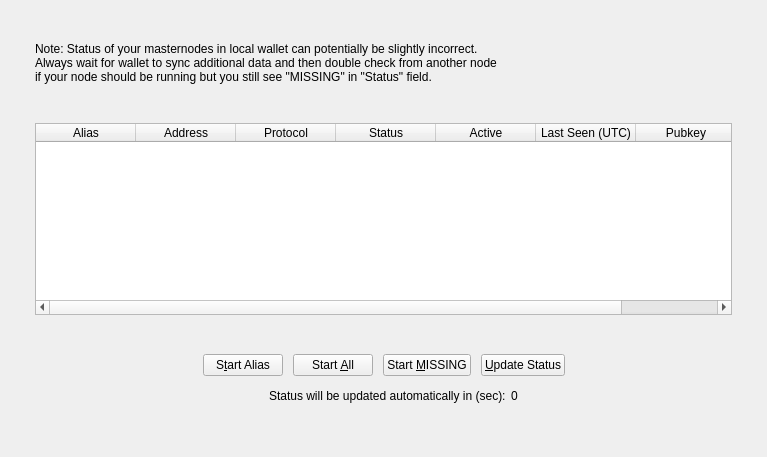
First picture: the form in src/qt/forms/masternodelist.ui, repository MotoAcidic/bdcash-protocol, before the edit.
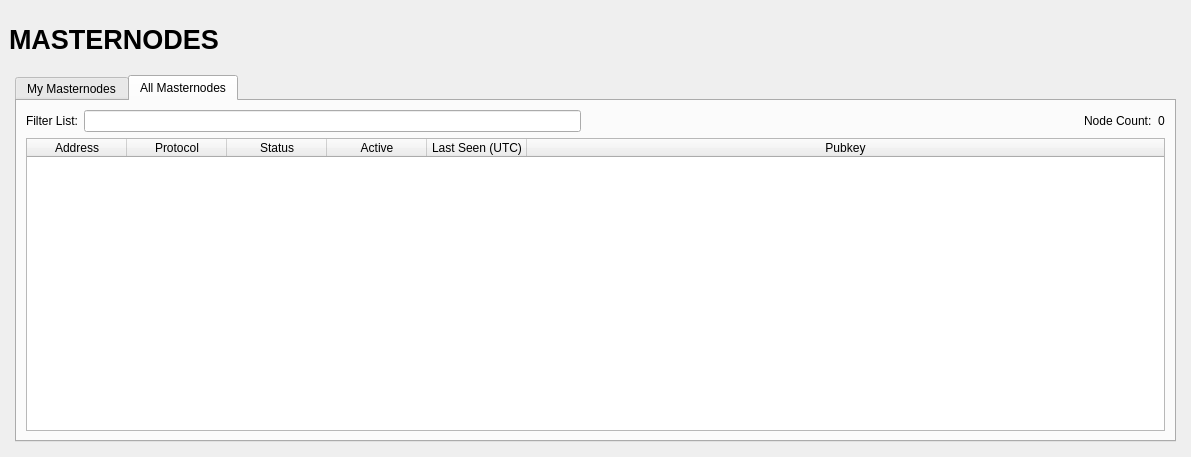
Second picture: the form after the edit. The open tabs and pages were chosen to show the change.

```diff
--- a/src/qt/forms/masternodelist.ui
+++ b/src/qt/forms/masternodelist.ui
@@ -6,34 +6,136 @@
    <rect>
     <x>0</x>
     <y>0</y>
-    <width>767</width>
+    <width>1191</width>
     <height>457</height>
    </rect>
   </property>
   <property name="windowTitle">
    <string>Form</string>
   </property>
-  <layout class="QVBoxLayout" name="topLayout">
+  <layout class="QVBoxLayout" name="topLayout" stretch="0">
+   <property name="leftMargin">
+    <number>9</number>
+   </property>
+   <property name="topMargin">
+    <number>9</number>
+   </property>
+   <property name="rightMargin">
+    <number>9</number>
+   </property>
+   <property name="bottomMargin">
+    <number>9</number>
+   </property>
+   <item>
+    <layout class="QVBoxLayout" name="verticalLayout_Master" stretch="0,0">
    <property name="spacing">
     <number>0</number>
    </property>
+     <item>
+      <widget class="QFrame" name="frame_Header">
+       <layout class="QVBoxLayout" name="verticalLayout_4">
    <property name="leftMargin">
-    <number>35</number>
+         <number>0</number>
    </property>
    <property name="topMargin">
-    <number>42</number>
+         <number>0</number>
    </property>
    <property name="rightMargin">
-    <number>35</number>
+         <number>0</number>
    </property>
    <property name="bottomMargin">
-    <number>42</number>
+         <number>0</number>
    </property>
    <item>
-    <widget class="QFrame" name="tabMyMasternodes">
-     <property name="lineWidth">
-      <number>0</number>
-     </property>
+         <layout class="QHBoxLayout" name="horizontalLayout_Header" stretch="1,0,1">
+          <item>
+           <widget class="QLabel" name="labelOverviewHeaderLeft">
+            <property name="minimumSize">
+             <size>
+              <width>464</width>
+              <height>60</height>
+             </size>
+            </property>
+            <property name="maximumSize">
+             <size>
+              <width>16777215</width>
+              <height>60</height>
+             </size>
+            </property>
+            <property name="font">
+             <font>
+              <pointsize>20</pointsize>
+              <weight>75</weight>
+              <bold>true</bold>
+             </font>
+            </property>
+            <property name="text">
+             <string>MASTERNODES</string>
+            </property>
+           </widget>
+          </item>
+          <item>
+           <spacer name="horizontalSpacer">
+            <property name="orientation">
+             <enum>Qt::Horizontal</enum>
+            </property>
+            <property name="sizeHint" stdset="0">
+             <size>
+              <width>40</width>
+              <height>20</height>
+             </size>
+            </property>
+           </spacer>
+          </item>
+          <item>
+           <widget class="QLabel" name="labelOverviewHeaderRight">
+            <property name="minimumSize">
+             <size>
+              <width>464</width>
+              <height>60</height>
+             </size>
+            </property>
+            <property name="maximumSize">
+             <size>
+              <width>16777215</width>
+              <height>60</height>
+             </size>
+            </property>
+            <property name="font">
+             <font>
+              <pointsize>14</pointsize>
+             </font>
+            </property>
+            <property name="text">
+             <string/>
+            </property>
+            <property name="alignment">
+             <set>Qt::AlignRight|Qt::AlignTrailing|Qt::AlignVCenter</set>
+            </property>
+           </widget>
+          </item>
+         </layout>
+        </item>
+       </layout>
+      </widget>
+     </item>
+     <item>
+      <widget class="QFrame" name="frame_BG">
+       <layout class="QVBoxLayout" name="verticalLayout_3">
+        <property name="leftMargin">
+         <number>6</number>
+        </property>
+        <property name="topMargin">
+         <number>6</number>
+        </property>
+        <property name="rightMargin">
+         <number>6</number>
+        </property>
+        <property name="bottomMargin">
+         <number>6</number>
+        </property>
+        <item>
+         <widget class="QFrame" name="frame_Content">
      <layout class="QVBoxLayout" name="verticalLayout">
       <property name="spacing">
        <number>0</number>
@@ -51,12 +153,25 @@
        <number>0</number>
       </property>
       <item>
+            <layout class="QGridLayout" name="gridLayout_2">
+             <property name="spacing">
+              <number>2</number>
+             </property>
+             <item row="0" column="0">
+              <widget class="QTabWidget" name="tabAllMasternode">
+               <property name="tabPosition">
+                <enum>QTabWidget::North</enum>
+               </property>
+               <property name="currentIndex">
+                <number>0</number>
+               </property>
+               <widget class="QWidget" name="myMasternodeList">
+                <attribute name="title">
+                 <string>My Masternodes</string>
+                </attribute>
        <layout class="QVBoxLayout" name="verticalLayout_2">
-        <property name="spacing">
-         <number>0</number>
-        </property>
         <property name="bottomMargin">
-         <number>0</number>
+                  <number>1</number>
         </property>
         <item>
          <layout class="QHBoxLayout" name="horizontalLayout_note">
@@ -72,19 +187,6 @@
           </item>
          </layout>
         </item>
-        <item>
-         <spacer name="verticalSpacer">
-          <property name="orientation">
-           <enum>Qt::Vertical</enum>
-          </property>
-          <property name="sizeHint" stdset="0">
-           <size>
-            <width>20</width>
-            <height>20</height>
-           </size>
-          </property>
-         </spacer>
-        </item>
         <item>
          <widget class="QTableWidget" name="tableWidgetMyMasternodes">
           <property name="minimumSize">
@@ -145,6 +247,9 @@
           <property name="sortingEnabled">
            <bool>true</bool>
           </property>
+                   <property name="text" stdset="0">
+                    <string>Last Seen (UTC)</string>
+                   </property>
           <attribute name="horizontalHeaderStretchLastSection">
            <bool>true</bool>
           </attribute>
@@ -173,63 +278,57 @@
             <string>Active</string>
            </property>
           </column>
-          <column>
+                  </widget>
+                 </item>
+                 <item>
+                  <layout class="QHBoxLayout" name="horizontalLayout_5">
+                   <property name="bottomMargin">
+                    <number>0</number>
+                   </property>
+                   <item>
+                    <widget class="QPushButton" name="getMNPrivKeyButton">
            <property name="text">
-            <string>Last Seen (UTC)</string>
-           </property>
-          </column>
-          <column>
+                      <string>G&amp;et MN Priv Key</string>
+                     </property>
+                    </widget>
+                   </item>
+                   <item>
+                    <widget class="QPushButton" name="getOutputsButton">
+                     <property name="text">
+                      <string>G&amp;et Outputs</string>
+                     </property>
+                    </widget>
+                   </item>
+                   <item>
+                    <widget class="QPushButton" name="configureMasternodeButton">
+                     <property name="text">
+                      <string>C&amp;onfigure Masternode</string>
+                     </property>
+                    </widget>
+                   </item>
+                   <item>
+                    <widget class="QPushButton" name="startButton">
            <property name="text">
             <string>Pubkey</string>
            </property>
-          </column>
-         </widget>
-        </item>
-        <item>
-         <spacer name="verticalSpacer_3">
-          <property name="orientation">
-           <enum>Qt::Vertical</enum>
-          </property>
-          <property name="sizeHint" stdset="0">
-           <size>
-            <width>20</width>
-            <height>20</height>
-           </size>
-          </property>
-         </spacer>
-        </item>
+                    </widget>
+                   </item>
         <item>
          <layout class="QHBoxLayout" name="horizontalLayout_5">
-          <property name="spacing">
-           <number>10</number>
-          </property>
           <property name="bottomMargin">
            <number>0</number>
           </property>
-          <item>
-           <spacer name="horizontalSpacer">
-            <property name="orientation">
-             <enum>Qt::Horizontal</enum>
-            </property>
-            <property name="sizeHint" stdset="0">
-             <size>
-              <width>40</width>
-              <height>20</height>
-             </size>
-            </property>
-           </spacer>
-          </item>
           <item>
            <widget class="QPushButton" name="startButton">
             <property name="text">
-             <string>S&amp;tart Alias</string>
+                        <string>S&amp;tart alias</string>
             </property>
            </widget>
           </item>
           <item>
            <widget class="QPushButton" name="startAllButton">
             <property name="text">
-             <string>Start &amp;All</string>
+                        <string>Start &amp;all</string>
             </property>
            </widget>
           </item>
@@ -243,55 +342,9 @@
           <item>
            <widget class="QPushButton" name="UpdateButton">
             <property name="text">
-             <string>&amp;Update Status</string>
-            </property>
-           </widget>
-          </item>
-          <item>
-           <spacer name="horizontalSpacer_5">
-            <property name="orientation">
-             <enum>Qt::Horizontal</enum>
-            </property>
-            <property name="sizeHint" stdset="0">
-             <size>
-              <width>40</width>
-              <height>20</height>
-             </size>
-            </property>
-           </spacer>
-          </item>
-         </layout>
-        </item>
-        <item>
-         <layout class="QHBoxLayout" name="horizontalLayout">
-          <property name="spacing">
-           <number>5</number>
-          </property>
-          <item>
-           <spacer name="verticalSpacer_2">
-            <property name="orientation">
-             <enum>Qt::Vertical</enum>
-            </property>
-            <property name="sizeHint" stdset="0">
-             <size>
-              <width>20</width>
-              <height>20</height>
-             </size>
-            </property>
-           </spacer>
-          </item>
-          <item>
-           <spacer name="horizontalSpacer_2">
-            <property name="orientation">
-             <enum>Qt::Horizontal</enum>
-            </property>
-            <property name="sizeHint" stdset="0">
-             <size>
-              <width>40</width>
-              <height>20</height>
-             </size>
-            </property>
-           </spacer>
+                        <string>&amp;Update status</string>
+                       </property>
+                      </widget>
           </item>
           <item>
            <widget class="QLabel" name="autoupdate_label">
@@ -308,7 +361,7 @@
            </widget>
           </item>
           <item>
-           <spacer name="horizontalSpacer_3">
+                      <spacer name="horizontalSpacer_5">
             <property name="orientation">
              <enum>Qt::Horizontal</enum>
             </property>
@@ -326,6 +379,167 @@
       </item>
      </layout>
     </widget>
+               <widget class="QWidget" name="allMasternodeList">
+                <attribute name="title">
+                 <string>All Masternodes</string>
+                </attribute>
+                <layout class="QVBoxLayout" name="verticalLayout_5">
+                 <item>
+                  <layout class="QHBoxLayout" name="horizontalLayout_4">
+                   <property name="bottomMargin">
+                    <number>0</number>
+                   </property>
+                   <item>
+                    <widget class="QLabel" name="filterListLb">
+                     <property name="text">
+                      <string>Filter List:</string>
+                     </property>
+                    </widget>
+                   </item>
+                   <item>
+                    <widget class="QLineEdit" name="filterTextBox">
+                     <property name="toolTip">
+                      <string>Filter masternode list</string>
+                     </property>
+                    </widget>
+                   </item>
+                   <item>
+                    <spacer name="horizontalSpacer_4">
+                     <property name="orientation">
+                      <enum>Qt::Horizontal</enum>
+                     </property>
+                     <property name="sizeHint" stdset="0">
+                      <size>
+                       <width>10</width>
+                       <height>20</height>
+                      </size>
+                     </property>
+                    </spacer>
+                   </item>
+                   <item>
+                    <widget class="QLabel" name="nodeCountLb">
+                     <property name="text">
+                      <string>Node Count:</string>
+                     </property>
+                    </widget>
+                   </item>
+                   <item>
+                    <widget class="QLabel" name="nodeCount">
+                     <property name="text">
+                      <string>0</string>
+                     </property>
+                    </widget>
+                   </item>
+                  </layout>
+                 </item>
+                 <item>
+                  <widget class="QTableWidget" name="tableWidgetAllMasternodes">
+                   <property name="minimumSize">
+                    <size>
+                     <width>695</width>
+                     <height>0</height>
+                    </size>
+                   </property>
+                   <property name="palette">
+                    <palette>
+                     <active>
+                      <colorrole role="Text">
+                       <brush brushstyle="SolidPattern">
+                        <color alpha="255">
+                         <red>51</red>
+                         <green>51</green>
+                         <blue>51</blue>
+                        </color>
+                       </brush>
+                      </colorrole>                      
+                     </active>
+                     <inactive>
+                      <colorrole role="Text">
+                       <brush brushstyle="SolidPattern">
+                        <color alpha="255">
+                         <red>51</red>
+                         <green>51</green>
+                         <blue>51</blue>
+                        </color>
+                       </brush>
+                      </colorrole>                      
+                     </inactive>
+                     <disabled>
+                      <colorrole role="Text">
+                       <brush brushstyle="SolidPattern">
+                        <color alpha="255">
+                         <red>85</red>
+                         <green>85</green>
+                         <blue>85</blue>
+                        </color>
+                       </brush>
+                      </colorrole>                      
+                     </disabled>
+                    </palette>
+                   </property>
+                   <property name="editTriggers">
+                    <set>QAbstractItemView::NoEditTriggers</set>
+                   </property>
+                   <property name="alternatingRowColors">
+                    <bool>true</bool>
+                   </property>
+                   <property name="selectionMode">
+                    <enum>QAbstractItemView::SingleSelection</enum>
+                   </property>
+                   <property name="selectionBehavior">
+                    <enum>QAbstractItemView::SelectRows</enum>
+                   </property>
+                   <property name="sortingEnabled">
+                    <bool>true</bool>
+                   </property>
+                   <attribute name="horizontalHeaderStretchLastSection">
+                    <bool>true</bool>
+                   </attribute>
+                   <column>
+                    <property name="text">
+                     <string>Address</string>
+                    </property>
+                   </column>
+                   <column>
+                    <property name="text">
+                     <string>Protocol</string>
+                    </property>
+                   </column>
+                   <column>
+                    <property name="text">
+                     <string>Status</string>
+                    </property>
+                   </column>
+                   <column>
+                    <property name="text">
+                     <string>Active</string>
+                    </property>
+                   </column>
+                   <column>
+                    <property name="text">
+                     <string>Last Seen (UTC)</string>
+                    </property>
+                   </column>
+                   <column>
+                    <property name="text">
+                     <string>Pubkey</string>
+                    </property>
+                   </column>
+                  </widget>
+                 </item>
+                </layout>
+               </widget>
+              </widget>
+             </item>
+            </layout>
+           </item>
+          </layout>
+         </widget>
+        </item>
+       </layout>
+      </widget>
+     </item>
+    </layout>
    </item>
   </layout>
  </widget>
```
Left out of the diff: 6 changed lines with no effect on the pictures. Lines whose indentation alone changed are shown as unchanged.
